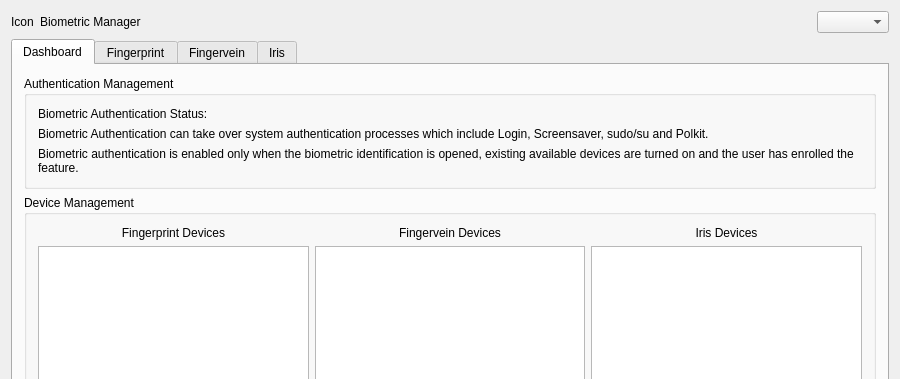
ukui/ukui-biometric-manager, file mainwindow.ui: the form before one commit; both pictures show x 0 to 900 and y 0 to 379 of the 900 by 630 pixel window.
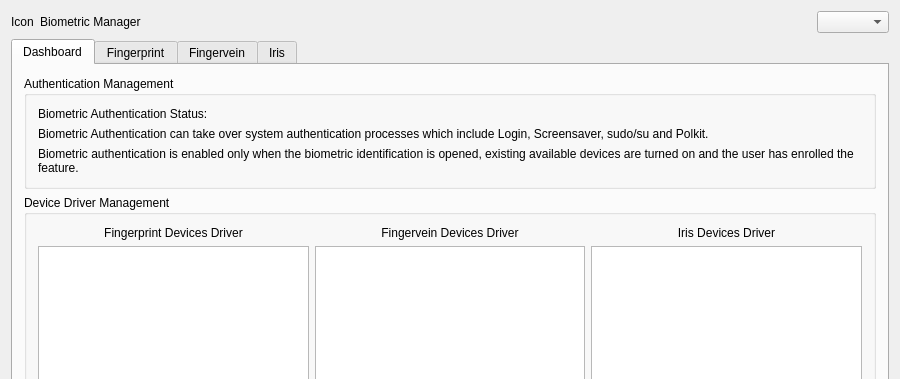
The form after the commit.

```diff
--- a/mainwindow.ui
+++ b/mainwindow.ui
@@ -120,7 +120,7 @@
         <item>
          <widget class="QGroupBox" name="groupBoxDevice">
           <property name="title">
-           <string>Device Management</string>
+           <string>Device Driver Management</string>
           </property>
           <layout class="QHBoxLayout" name="horizontalLayout_6">
            <item>
@@ -128,7 +128,7 @@
              <item>
               <widget class="QLabel" name="labelTableFingerprint">
                <property name="text">
-                <string>Fingerprint Devices</string>
+                <string>Fingerprint Devices Driver</string>
                </property>
                <property name="alignment">
                 <set>Qt::AlignCenter</set>
@@ -145,7 +145,7 @@
              <item>
               <widget class="QLabel" name="labelTableFingervein">
                <property name="text">
-                <string>Fingervein Devices</string>
+                <string>Fingervein Devices Driver</string>
                </property>
                <property name="alignment">
                 <set>Qt::AlignCenter</set>
@@ -162,7 +162,7 @@
              <item>
               <widget class="QLabel" name="labelTableIris">
                <property name="text">
-                <string>Iris Devices</string>
+                <string>Iris Devices Driver</string>
                </property>
                <property name="alignment">
                 <set>Qt::AlignCenter</set>
```
Left out of the diff: 18 changed lines with no effect on the pictures.
